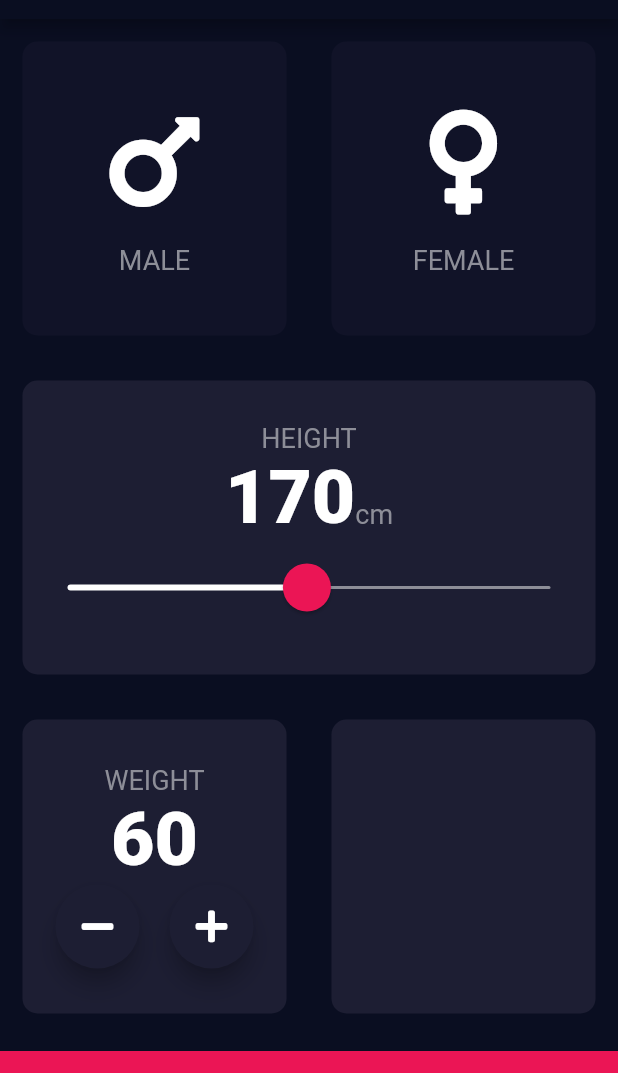
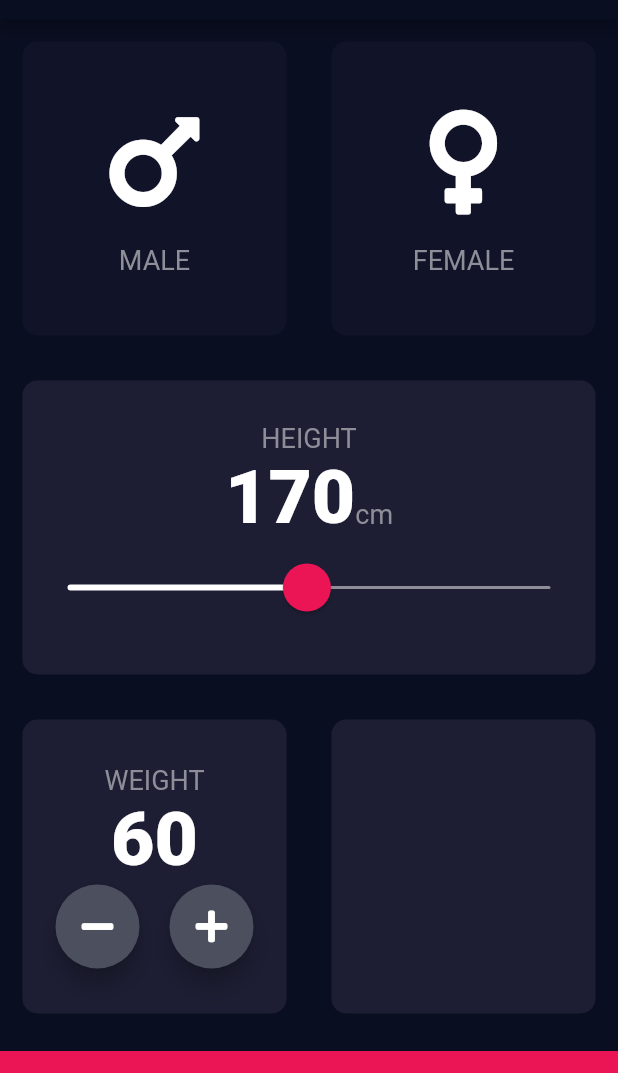
Before and after one commit to reymillenium/bmi_calculator_flutter_updated, a Flutter app: the screen it shows after launch, on a phone screen of 412 x 824 dp, the part 65-1138 px from its top. Run offline on Flutter 3.47's test engine with Material 2 defaults, Android fonts, the phone set to English and light mode, and no system bars; our stand-ins replace font_awesome_flutter.

Commit message:
Replaces FloatingButtons with custom made RoundIconButton

```diff
--- a/lib/constants.dart
+++ b/lib/constants.dart
@@ -1,7 +1,11 @@
 // Packages:
 import 'package:flutter/material.dart';
 
-// Constants:
+// * * * Constants: * * *
+//
+// * * * * * * * * * * * * * * * * * * * * * * * *
+// *              Text Styles:                   *
+// * * * * * * * * * * * * * * * * * * * * * * * *
 const kLabelTextStyle = TextStyle(
   fontSize: 18,
   color: Color(0xFF8D8E98),
@@ -13,11 +17,19 @@ const kHeightAmountTextStyle = TextStyle(
   color: Colors.white,
 );
 
-const double kBottomContainerHeight = 80.0;
+// * * * * * * * * * * * * * * * * * * * * * * * *
+// *                 Colors:                     *
+// * * * * * * * * * * * * * * * * * * * * * * * *
 const Color kActiveCardColor = Color(0xFF1D1E33);
 const Color kInactiveCardColor = Color(0xFF111328);
 const Color kTranslucentBottomContainerColor = Color(0x29EB1555);
 const Color kBottomContainerColor = Color(0xFFEB1555);
 const Color kLabelTextColor = Color(0xFF8D8E98);
+const Color kLightButtonColor = Color(0xFF4C4F5E);
+
+// * * * * * * * * * * * * * * * * * * * * * * * *
+// *               Magnitudes:                   *
+// * * * * * * * * * * * * * * * * * * * * * * * *
+const double kBottomContainerHeight = 80.0;
 const double kMinHeight = 54.0;
 const double kMaxHeight = 288.0;
--- a/lib/input_page.dart
+++ b/lib/input_page.dart
@@ -8,6 +8,7 @@ import 'bmi_calculator_brain.dart';
 import 'reusable_card.dart';
 import 'gender_card_child.dart';
 import 'constants.dart';
+import 'round_icon_button.dart';
 
 BMICalculatorBrain bmiCalculatorBrain = BMICalculatorBrain();
 
@@ -147,33 +148,23 @@ class _InputPageState extends State<InputPage> {
                         Row(
                           mainAxisAlignment: MainAxisAlignment.center,
                           children: [
-                            FloatingActionButton(
-                              backgroundColor: kActiveCardColor,
-                              child: Icon(
-                                FontAwesomeIcons.minus,
-                                color: Colors.white,
-                              ),
+                            RoundIconButton(
+                                icon: FontAwesomeIcons.minus,
                                 onPressed: () {
                                   setState(() {
                                     bmiCalculatorBrain.reduceWeight();
                                   });
-                              },
-                            ),
+                                }),
                             SizedBox(
                               width: 20.0,
                             ),
-                            FloatingActionButton(
-                              backgroundColor: kActiveCardColor,
-                              child: Icon(
-                                FontAwesomeIcons.plus,
-                                color: Colors.white,
-                              ),
+                            RoundIconButton(
+                                icon: FontAwesomeIcons.plus,
                                 onPressed: () {
                                   setState(() {
                                     bmiCalculatorBrain.increaseWeight();
                                   });
-                              },
-                            ),
+                                }),
                           ],
                         )
                       ],
@@ -200,13 +191,6 @@ class _InputPageState extends State<InputPage> {
           ),
         ],
       ),
-
-      // floatingActionButton
-      // floatingActionButton: FloatingActionButton(
-      //   onPressed: () {},
-      //   tooltip: 'Increment',
-      //   child: Icon(Icons.add),
-      // ),
     );
   }
 }
--- /dev/null
+++ b/lib/round_icon_button.dart
@@ -0,0 +1,33 @@
+// Packages:
+import 'package:flutter/material.dart';
+import 'package:font_awesome_flutter/font_awesome_flutter.dart';
+
+// Components:
+import 'constants.dart';
+
+class RoundIconButton extends StatelessWidget {
+  // Properties:
+  final IconData icon;
+  final VoidCallback onPressed;
+
+  // Constructor:
+  RoundIconButton({
+    this.icon,
+    this.onPressed,
+  });
+
+  @override
+  Widget build(BuildContext context) {
+    return RawMaterialButton(
+      elevation: 6.0,
+      constraints: BoxConstraints.tightFor(width: 56.0, height: 56.0),
+      shape: CircleBorder(),
+      fillColor: kLightButtonColor,
+      onPressed: onPressed,
+      child: Icon(
+        icon,
+        color: Colors.white,
+      ),
+    );
+  }
+}
```
Lines whose indentation alone changed are shown as unchanged.
